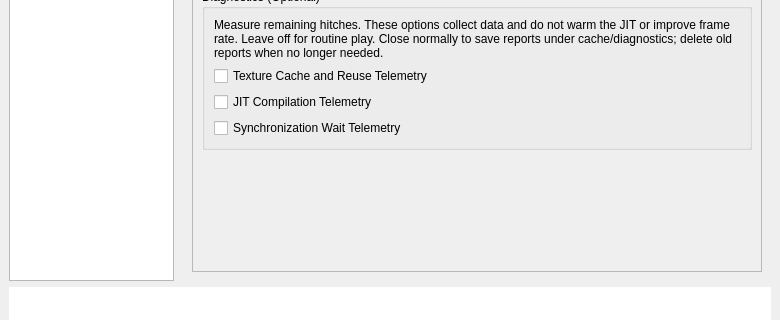
zipkindev/Vita3K, file vita3k/gui-qt/src/settings_dialog.ui: the form before one commit; both pictures show x 0 to 780 and y 488 to 808 of the 780 by 912 pixel window.
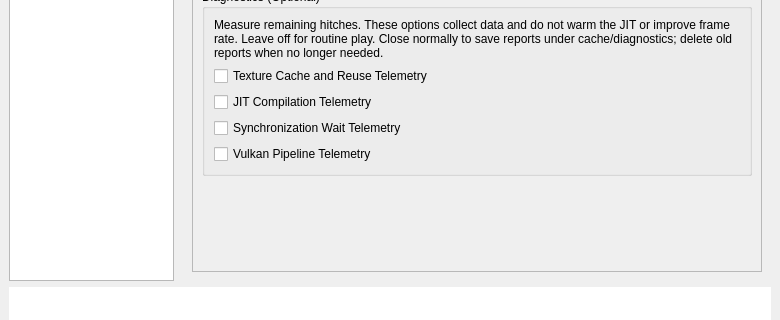
The form after the commit. The open tabs and pages were chosen to show the change.

Commit message: Add bounded Vulkan pipeline telemetry and per-game diagnostic control

What changed in the file:
```diff
--- a/vita3k/gui-qt/src/settings_dialog.ui
+++ b/vita3k/gui-qt/src/settings_dialog.ui
@@ -1277,6 +1277,16 @@
                   </property>
                  </widget>
                 </item>
+                <item>
+                 <widget class="QCheckBox" name="pipeline_telemetry">
+                  <property name="text">
+                   <string>Vulkan Pipeline Telemetry</string>
+                  </property>
+                  <property name="toolTip">
+                   <string>Records selected pipeline queue delays, compilation, protected-draw waits, cache probes and background warm-up outcomes. Uses bounded summaries and rolling detail for spans of at least 2 ms. Diagnostic only: adds overhead and does not change async behaviour. Close normally to save reports. Restart required.</string>
+                  </property>
+                 </widget>
+                </item>
                </layout>
               </widget>
              </item>
```
The commit also changes 21 other files.
